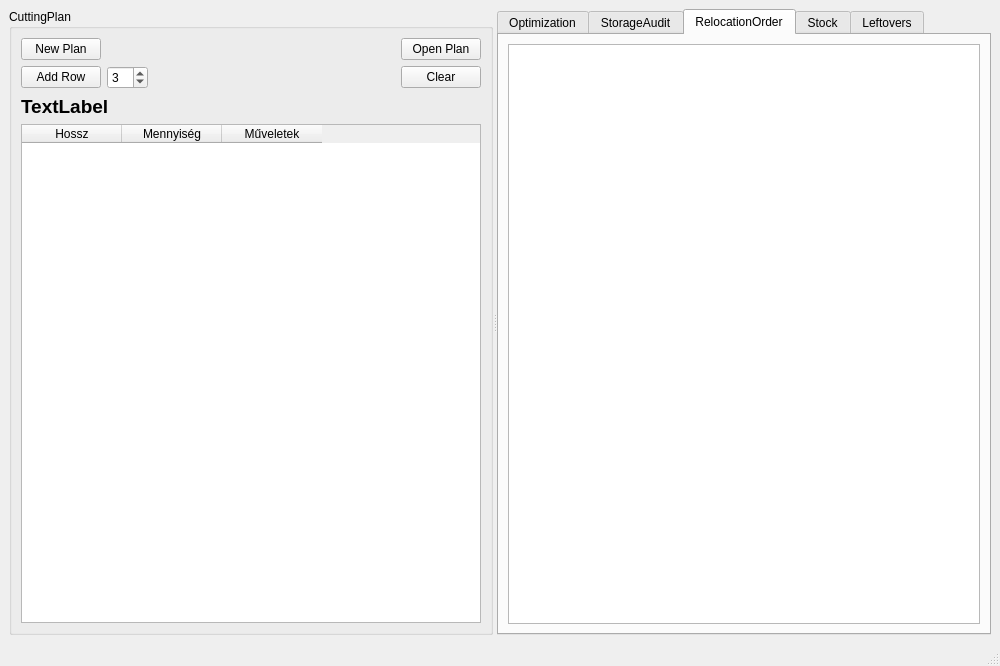
The window that view/MainWindow.ui (horvathzoltan/cutplannerpro) describes before a commit, drawn with Qt 5.
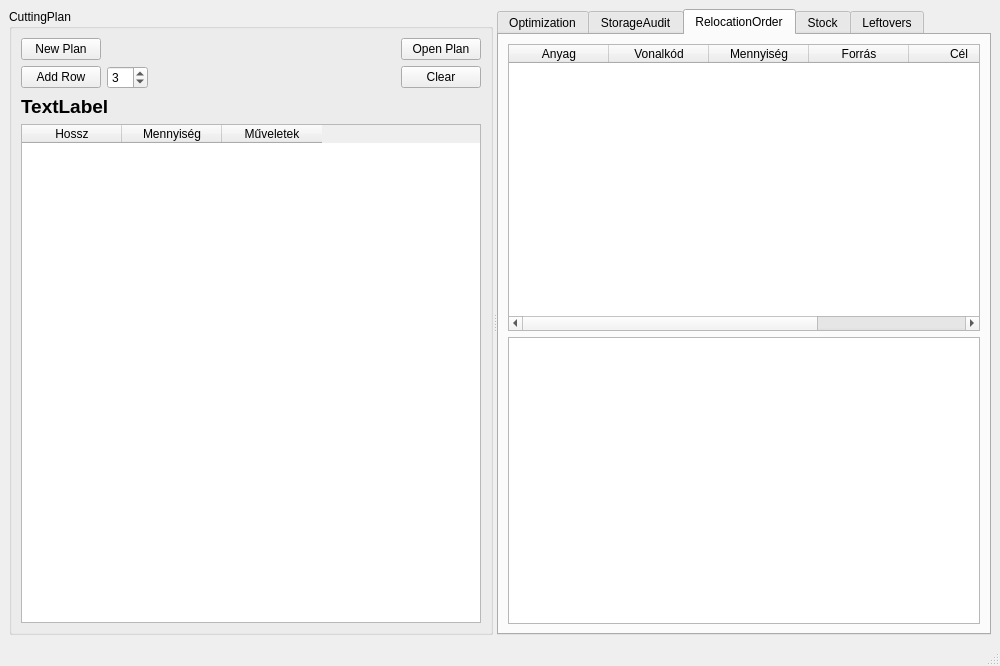
The same window after the commit. The open tabs and pages were chosen to show the change.

Patch:
```diff
--- a/view/MainWindow.ui
+++ b/view/MainWindow.ui
@@ -354,6 +354,40 @@
          <string>RelocationOrder</string>
         </attribute>
         <layout class="QVBoxLayout" name="verticalLayout_2">
+         <item>
+          <widget class="QTableWidget" name="tableRelocationOrder">
+           <column>
+            <property name="text">
+             <string>Anyag</string>
+            </property>
+           </column>
+           <column>
+            <property name="text">
+             <string>Vonalkód</string>
+            </property>
+           </column>
+           <column>
+            <property name="text">
+             <string>Mennyiség</string>
+            </property>
+           </column>
+           <column>
+            <property name="text">
+             <string>Forrás</string>
+            </property>
+           </column>
+           <column>
+            <property name="text">
+             <string>Cél</string>
+            </property>
+           </column>
+           <column>
+            <property name="text">
+             <string>Típus</string>
+            </property>
+           </column>
+          </widget>
+         </item>
          <item>
           <widget class="QPlainTextEdit" name="relocateQuickList"/>
          </item>
```
Left out of the diff: 2 changed lines with no effect on the pictures.
